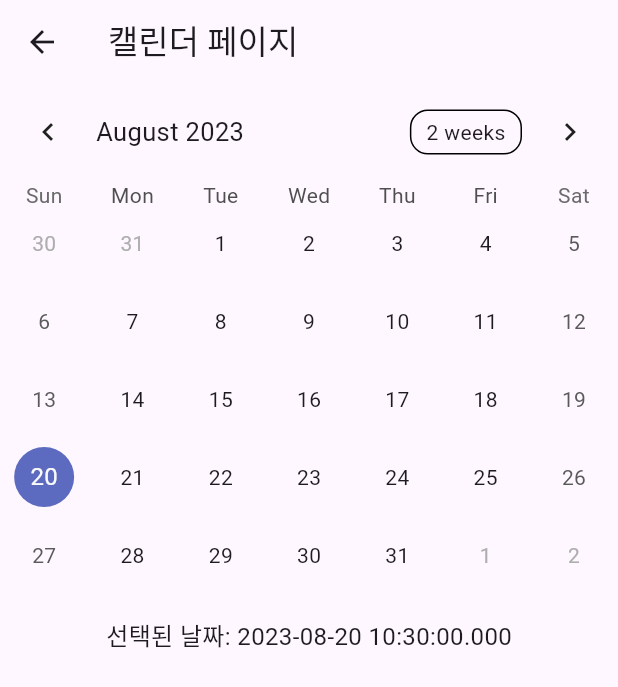
After one commit to HaniumCapstone/flutter_application, a Flutter app: the CalendarPage screen opened directly, on a phone screen of 412 x 824 dp. The commit adds this screen. Shown: the top 687 px of the screen. Run offline on Flutter 3.47's test engine with Material 2 defaults, Android fonts, the phone set to English and light mode, and no system bars; drawn by our look-alikes of table_calendar; missing offline and left inert: kakao_flutter_sdk.

Commit message:
feat: calendarUI제작 (#3)
캘린더UI및 캘린더에서 사용할 bottom sheet 제작

```diff
--- a/lib/main.dart
+++ b/lib/main.dart
@@ -2,6 +2,9 @@ import 'package:chosungood/screens/kakaologin.dart';
 import 'package:chosungood/screens/splash.dart';
 import 'package:flutter/material.dart';
 import 'package:kakao_flutter_sdk/kakao_flutter_sdk.dart';
+import 'package:chosungood/screens/calendar.dart';
+
+
 
 void main() {
   KakaoSdk.init(
--- /dev/null
+++ b/lib/screens/calendar.dart
@@ -0,0 +1,89 @@
+import 'package:flutter/material.dart';
+import 'package:table_calendar/table_calendar.dart';
+
+import 'calendar_bottom_sheet.dart';
+
+class CalendarPage extends StatefulWidget {
+  @override
+  _CalendarPageState createState() => _CalendarPageState();
+}
+
+class _CalendarPageState extends State<CalendarPage> {
+  CalendarFormat _calendarFormat = CalendarFormat.month;
+  DateTime _focusedDay = DateTime.now();
+  DateTime _selectedDay = DateTime.now();
+  void _showDayInfoBottomSheet(BuildContext context) {
+    showModalBottomSheet<void>(
+      context: context,
+      isScrollControlled: true,
+      builder: (BuildContext context) {
+        return Container(
+          width: double.infinity,
+          height: MediaQuery.of(context).size.height * 0.5, // Set height to 80% of screen height
+          decoration: BoxDecoration(
+            borderRadius: BorderRadius.only(
+              topLeft: Radius.circular(30.0),
+              topRight: Radius.circular(30.0),
+            ),
+            color: Colors.white,
+          ),
+          child: DayInfoBottomSheet(_selectedDay),
+        );
+      },
+    );
+  }
+
+
+
+  /*
+  void _showDayInfoBottomSheet(BuildContext context) {
+    showModalBottomSheet<void>(
+      context: context,
+      builder: (BuildContext context) {
+        return DayInfoBottomSheet(_selectedDay); // Use the bottom sheet widget
+      },
+    );
+  }
+   */
+
+  @override
+  Widget build(BuildContext context) {
+    return Scaffold(
+      appBar: AppBar(
+        title: Text('캘린더 페이지'),
+      ),
+      body: Column(
+        children: [
+          TableCalendar(
+            firstDay: DateTime.utc(2021, 1, 1),
+            lastDay: DateTime.utc(2023, 12, 31),
+            focusedDay: _focusedDay,
+            calendarFormat: _calendarFormat,
+            selectedDayPredicate: (day) {
+              return isSameDay(_selectedDay, day);
+            },
+            onDaySelected: (selectedDay, focusedDay) {
+              setState(() {
+                _selectedDay = selectedDay;
+                _focusedDay = focusedDay;
+              });
+              _showDayInfoBottomSheet(context); // 바텀시트 표시 함수 호출
+            },
+            onFormatChanged: (format) {
+              setState(() {
+                _calendarFormat = format;
+              });
+            },
+          ),
+          SizedBox(height: 16),
+          Center(
+            child: Text(
+              '선택된 날짜: ${_selectedDay.toLocal()}',
+              style: TextStyle(fontSize: 16),
+            ),
+          ),
+        ],
+      ),
+    );
+  }
+}
--- a/lib/screens/handle_kakao_login.dart
+++ b/lib/screens/handle_kakao_login.dart
@@ -2,6 +2,8 @@ import 'package:chosungood/screens/persondict.dart';
 import 'package:flutter/material.dart';
 import 'package:flutter/services.dart';
 import 'package:kakao_flutter_sdk/kakao_flutter_sdk.dart';
+import 'package:chosungood/screens/calendar.dart';
+
 
 
 void handleKakaoLogin(BuildContext context) async {
@@ -36,7 +38,7 @@ void handleKakaoLogin(BuildContext context) async {
         await UserApi.instance.loginWithKakaoAccount();
         print('카카오계정으로 로그인 성공');
         Navigator.push(context,
-          MaterialPageRoute(builder: (context) => DashBoard()), // HomePage로 전환
+          MaterialPageRoute(builder: (context) => CalendarPage()), // HomePage로 전환
         );
 
       } catch (error) {
--- a/pubspec.yaml
+++ b/pubspec.yaml
@@ -36,6 +36,7 @@ dependencies:
   # Use with the CupertinoIcons class for iOS style icons.
   cupertino_icons: ^1.0.2
   kakao_flutter_sdk: ^1.5.0
+  table_calendar: ^3.0.9
 
 dev_dependencies:
   flutter_test:
```
Also changed, not shown: lib/screens/calendar_bottom_sheet.dart (added, +34 -0 lines), pubspec.lock.
